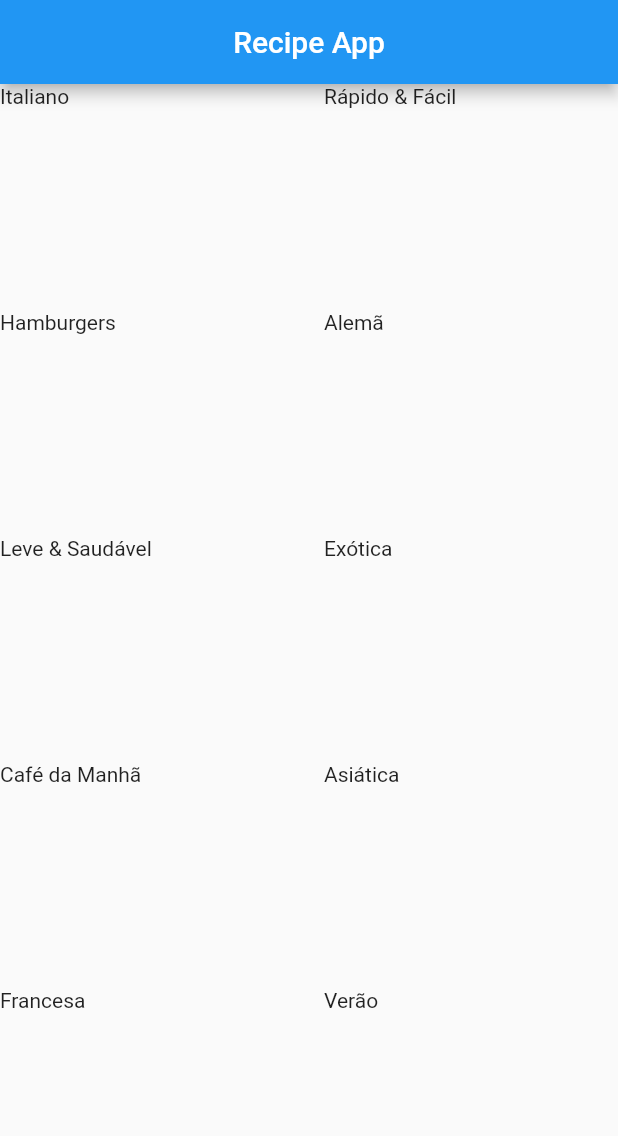
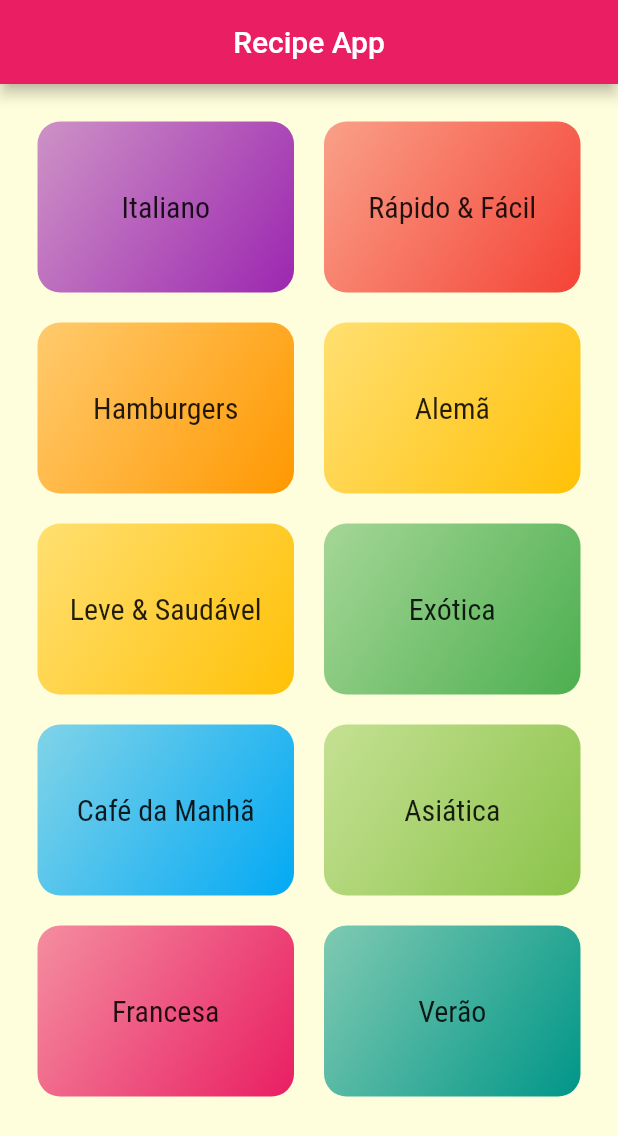
Before and after one commit to SamuelXimenes27/recipeApp, a Flutter app: the screen it shows after launch, on a phone screen of 412 x 824 dp. Shown: the top 1136 px of the screen. Run offline on Flutter 3.47's test engine with Material 2 defaults, Android fonts, the phone set to English and light mode, and no system bars.

Commit message:
Add new text fonts and style on category item widget

```diff
--- a/lib/app/app_widget.dart
+++ b/lib/app/app_widget.dart
@@ -10,8 +10,16 @@ class MyApp extends StatelessWidget {
     return MaterialApp(
       debugShowCheckedModeBanner: false,
       theme: ThemeData(
-        primarySwatch: Colors.blue,
-      ),
+          primarySwatch: Colors.pink,
+          secondaryHeaderColor: Colors.amber,
+          fontFamily: 'Raleway',
+          textTheme: ThemeData.light().textTheme.copyWith(
+                titleMedium: const TextStyle(
+                  fontSize: 20,
+                  fontFamily: 'RobotoCondensed',
+                ),
+              ),
+          canvasColor: const Color.fromRGBO(255, 254, 220, 1)),
       home: const MyHomePage(),
     );
   }
--- a/lib/app/components/category_item.dart
+++ b/lib/app/components/category_item.dart
@@ -13,8 +13,18 @@ class CategoryItem extends StatelessWidget {
   @override
   Widget build(BuildContext context) {
     return Container(
-      child: Text(
-        category!.title!,
+      decoration: BoxDecoration(
+        borderRadius: BorderRadius.circular(15),
+        gradient: LinearGradient(colors: [
+          category!.color!.withOpacity(0.5),
+          category!.color!,
+        ], begin: Alignment.topLeft, end: Alignment.bottomRight),
+      ),
+      child: Center(
+        child: Text(
+          category!.title!,
+          style: Theme.of(context).textTheme.titleMedium,
+        ),
       ),
     );
   }
--- a/lib/app/screens/category_screen.dart
+++ b/lib/app/screens/category_screen.dart
@@ -12,6 +12,7 @@ class CategoriesScreen extends StatelessWidget {
         title: const Center(child: Text('Recipe App')),
       ),
       body: GridView(
+        padding: const EdgeInsets.all(25),
         gridDelegate: const SliverGridDelegateWithMaxCrossAxisExtent(
           maxCrossAxisExtent: 200,
           childAspectRatio: 3 / 2,
```
Also changed, not shown: pubspec.yaml (+19 -64 lines), assets/fonts/Raleway-Black.ttf (added), assets/fonts/Raleway-Bold.ttf (added), assets/fonts/Raleway-Regular.ttf (added), assets/fonts/RobotoCondensed-Bold.ttf (added), assets/fonts/RobotoCondensed-Italic.ttf (added), assets/fonts/RobotoCondensed-Light.ttf (added), assets/fonts/RobotoCondensed-Regular.ttf (added).
